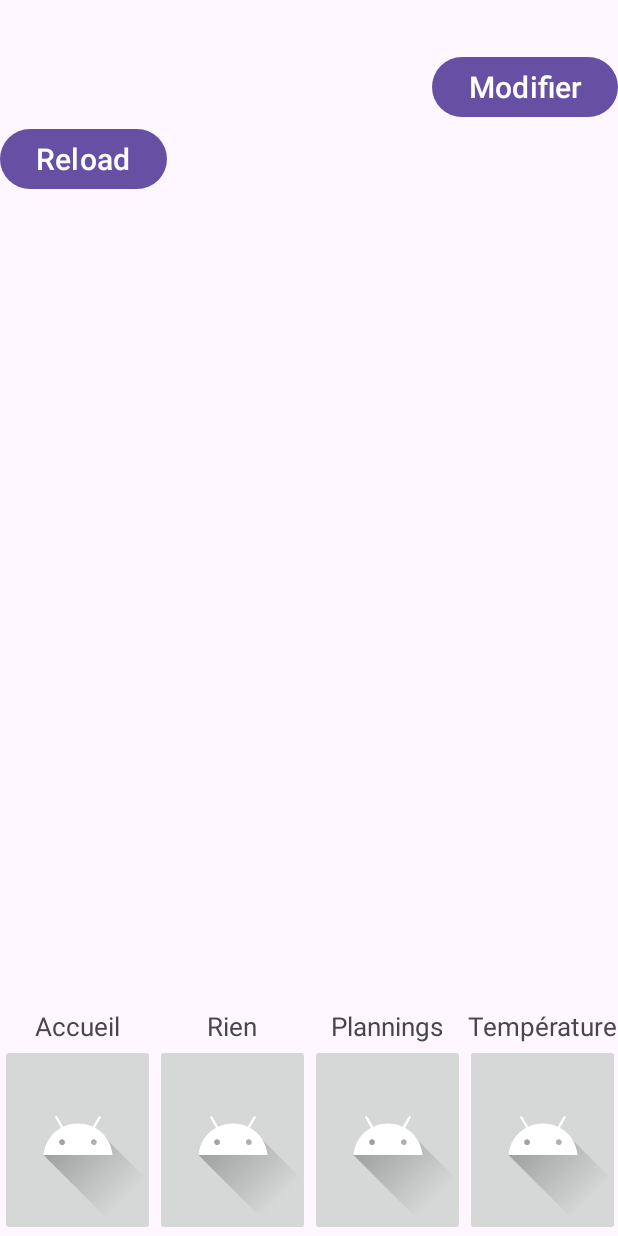
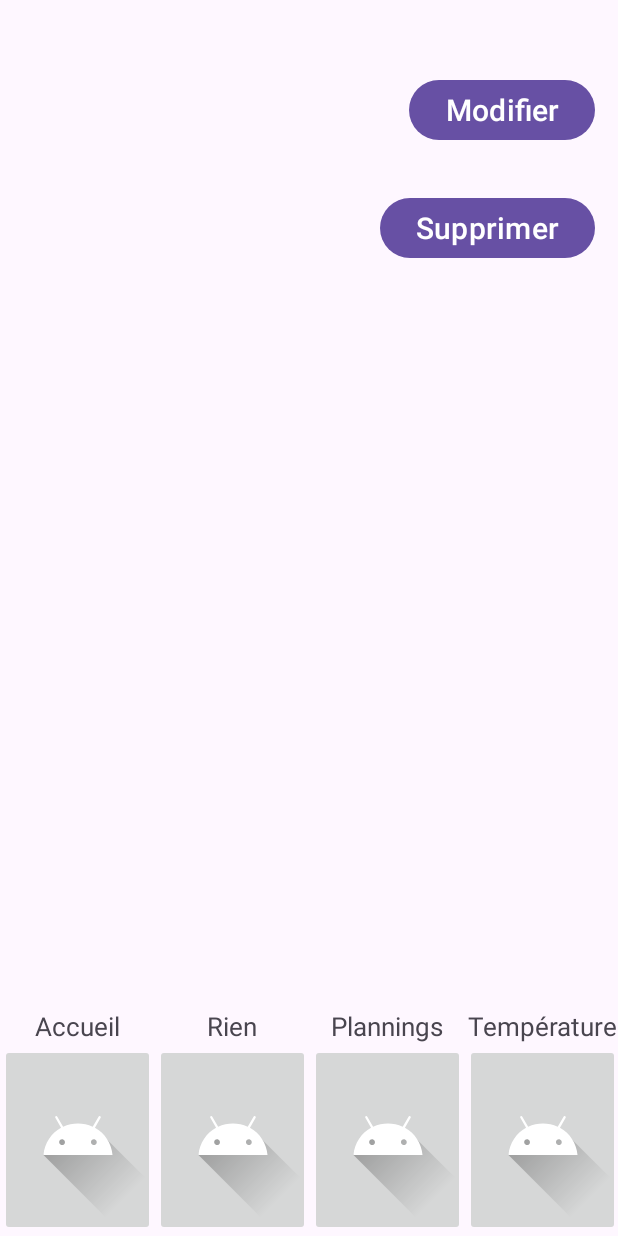
Before and after one commit to uvsq22101464/projetL3, an Android app: the Manage_room screen opened directly, with no data from a screen before it, on a phone screen of 412 x 824 dp. Run offline under Robolectric (Android 15) with nearby library versions, the phone set to English and light mode, and no system bars; our stand-ins replace Firebase (no records; nobody signed in at launch, a user with empty details on screens opened directly); 3 statements that could not run were skipped.

Commit message:
Ajout détecteur de mouvement et de fumée + bouton supprimer une salle

```diff
--- a/app/src/main/java/com/example/testapp/MainActivity.java
+++ b/app/src/main/java/com/example/testapp/MainActivity.java
@@ -31,7 +31,6 @@ import java.util.Iterator;
 public class MainActivity extends AppCompatActivity {
 
     Context context = this;
-    // on définit table, le layout où on se trouve
     TableRow table_text;
     TableRow table_button;
 
--- a/app/src/main/res/layout/manage_room.xml
+++ b/app/src/main/res/layout/manage_room.xml
@@ -24,6 +24,7 @@
             android:text="@string/modify"
             android:textSize="20sp"
             android:layout_gravity="end"
+            android:layout_margin="15dp"
             android:onClick="modify">
 
         </Button>
@@ -38,9 +39,11 @@
         <Button
             android:layout_width="wrap_content"
             android:layout_height="wrap_content"
-            android:text="Reload"
+            android:text="@string/delete"
             android:textSize="20sp"
-            android:onClick="reload">
+            android:layout_gravity="end"
+            android:layout_margin="15dp"
+            android:onClick="delete">
 
         </Button>
 
--- a/app/src/main/res/values/strings.xml
+++ b/app/src/main/res/values/strings.xml
@@ -18,6 +18,15 @@
     <string name="toolbar3">Plannings</string>
     <string name="toolbar4">Température</string>
     <string name="temperature">Température</string>
+    <string name="lampes_off">Eteint</string>
+    <string name="lampes_on">Allumé</string>
+    <string name="volets_off">Fermé</string>
+    <string name="volets_on">Ouvert</string>
+    <string name="fumee_off">Pas de fumée détecté</string>
+    <string name="fumee_on">Fumée détecté</string>
+    <string name="mouv_off">Aucun mouvement détecté</string>
+    <string name="mouv_on">Mouvement détecté</string>
+    <string name="delete">Supprimer</string>
 
     <string-array name="roomType">
         <item>Bedroom</item>
@@ -28,13 +37,16 @@
     </string-array>
 
     <string-array name="captors">
-        <item>Light</item>
-        <item>Temperature</item>
+        <item>Lampes</item>
         <item>Volets</item>
+        <item>Détecteur de fumée</item>
+        <item>Détecteur de mouvement</item>
     </string-array>
 
     <item name="lightToggle" type="id"/>
     <item name="temperatureValue" type="id"/>
     <item name="voletValue" type="id"/>
+    <item name="fumeeValue" type="id"/>
+    <item name="mouvValue" type="id"/>
 
 </resources>
```
Also changed, not shown: app/src/main/java/com/example/testapp/AddRoom.java (+13 -4 lines), app/src/main/java/com/example/testapp/Manage_room.java (+91 -9 lines).
